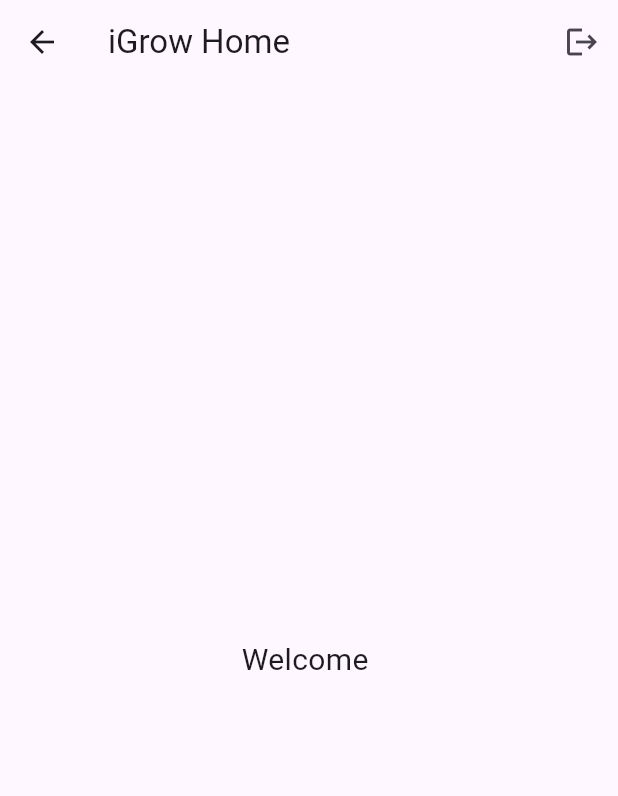
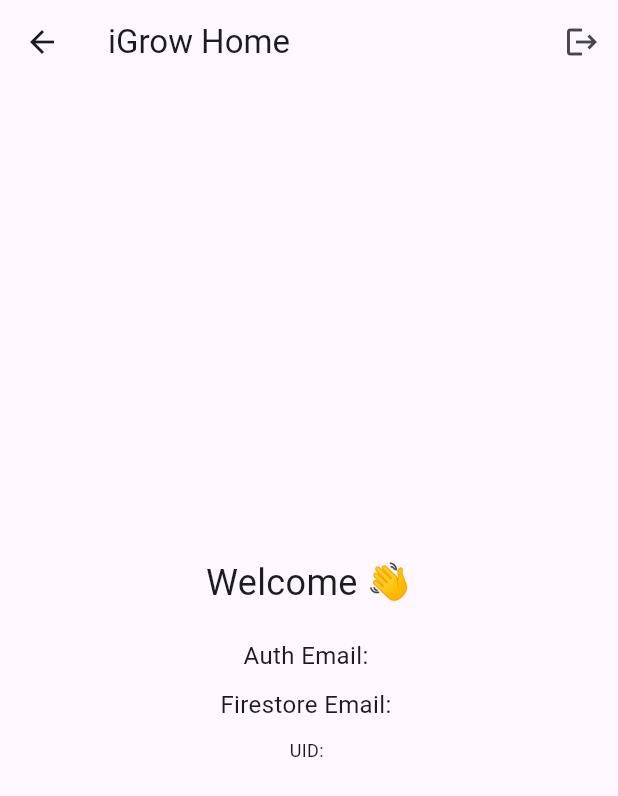
Before and after one commit to rabainardjesse/agricol, a Flutter app: the HomePage screen opened by its route, on a phone screen of 412 x 824 dp. Shown: the top 796 px of the screen. Run offline on Flutter 3.47's test engine with Material 3 defaults, Android fonts, the phone set to English and light mode, and no system bars; our stand-ins replace cloud_firestore, firebase_auth, firebase_core; accounts and stored records are empty.

Commit message:
Firebase Auth + Firestore working app

```diff
--- a/lib/home_page.dart
+++ b/lib/home_page.dart
@@ -1,11 +1,45 @@
 import 'package:flutter/material.dart';
 import 'package:firebase_auth/firebase_auth.dart';
+import 'package:cloud_firestore/cloud_firestore.dart';
 
-class HomePage extends StatelessWidget {
+class HomePage extends StatefulWidget {
   const HomePage({super.key});
 
-  void logout(BuildContext context) async {
+  @override
+  State<HomePage> createState() => _HomePageState();
+}
+
+class _HomePageState extends State<HomePage> {
+  Map<String, dynamic>? userData;
+  bool isLoading = true;
+
+  @override
+  void initState() {
+    super.initState();
+    loadUserData();
+  }
+
+  Future<void> loadUserData() async {
+    try {
+      final uid = FirebaseAuth.instance.currentUser!.uid;
+
+      final doc = await FirebaseFirestore.instance
+          .collection('users')
+          .doc(uid)
+          .get();
+
+      setState(() {
+        userData = doc.data();
+        isLoading = false;
+      });
+    } catch (e) {
+      setState(() => isLoading = false);
+    }
+  }
+
+  void logout() async {
     await FirebaseAuth.instance.signOut();
+    if (!mounted) return;
     Navigator.pushReplacementNamed(context, '/login');
   }
 
@@ -18,16 +52,43 @@ class HomePage extends StatelessWidget {
         title: const Text("iGrow Home"),
         actions: [
           IconButton(
-            onPressed: () => logout(context),
             icon: const Icon(Icons.logout),
+            onPressed: logout,
           )
         ],
       ),
       body: Center(
-        child: Text(
-          "Welcome ${user?.email ?? ''}",
-          style: const TextStyle(fontSize: 20),
-        ),
+        child: isLoading
+            ? const CircularProgressIndicator()
+            : Column(
+                mainAxisAlignment: MainAxisAlignment.center,
+                children: [
+                  Text(
+                    "Welcome 👋",
+                    style: const TextStyle(fontSize: 24),
+                  ),
+                  const SizedBox(height: 20),
+
+                  Text(
+                    "Auth Email: ${user?.email ?? ''}",
+                    style: const TextStyle(fontSize: 16),
+                  ),
+
+                  const SizedBox(height: 10),
+
+                  Text(
+                    "Firestore Email: ${userData?['email'] ?? 'No data'}",
+                    style: const TextStyle(fontSize: 16),
+                  ),
+
+                  const SizedBox(height: 10),
+
+                  Text(
+                    "UID: ${userData?['uid'] ?? ''}",
+                    style: const TextStyle(fontSize: 12),
+                  ),
+                ],
+              ),
       ),
     );
   }
--- a/lib/register_page.dart
+++ b/lib/register_page.dart
@@ -1,5 +1,6 @@
 import 'package:flutter/material.dart';
 import 'package:firebase_auth/firebase_auth.dart';
+import 'package:cloud_firestore/cloud_firestore.dart';
 
 class RegisterPage extends StatefulWidget {
   const RegisterPage({super.key});
@@ -12,6 +13,8 @@ class _RegisterPageState extends State<RegisterPage> {
   final emailController = TextEditingController();
   final passwordController = TextEditingController();
 
+  bool isLoading = false;
+
   @override
   void dispose() {
     emailController.dispose();
@@ -20,18 +23,62 @@ class _RegisterPageState extends State<RegisterPage> {
   }
 
   void register() async {
+    if (emailController.text.isEmpty || passwordController.text.isEmpty) {
+      ScaffoldMessenger.of(context).showSnackBar(
+        const SnackBar(content: Text("Please fill all fields")),
+      );
+      return;
+    }
+
+    setState(() => isLoading = true);
+
     try {
-      await FirebaseAuth.instance.createUserWithEmailAndPassword(
+      print("👉 Creating user...");
+
+      UserCredential userCredential =
+          await FirebaseAuth.instance.createUserWithEmailAndPassword(
         email: emailController.text.trim(),
         password: passwordController.text.trim(),
       );
 
+      print("✅ Auth success: ${userCredential.user!.uid}");
+
+      print("👉 Saving to Firestore...");
+
+      await FirebaseFirestore.instance
+          .collection('users')
+          .doc(userCredential.user!.uid)
+          .set({
+        'email': emailController.text.trim(),
+        'uid': userCredential.user!.uid,
+        'createdAt': FieldValue.serverTimestamp(),
+      });
+
+      print("✅ Firestore save SUCCESS");
+
+      if (!mounted) return;
       Navigator.pushReplacementNamed(context, '/home');
     } catch (e) {
+      print("❌ ERROR: $e");
+
+      String message = "Something went wrong";
+
+      if (e is FirebaseAuthException) {
+        if (e.code == 'email-already-in-use') {
+          message = "Email already exists";
+        } else if (e.code == 'invalid-email') {
+          message = "Invalid email";
+        } else if (e.code == 'weak-password') {
+          message = "Password must be at least 6 characters";
+        }
+      }
+
       ScaffoldMessenger.of(context).showSnackBar(
-        SnackBar(content: Text("Error: $e")),
+        SnackBar(content: Text(message)),
       );
     }
+
+    setState(() => isLoading = false);
   }
 
   @override
@@ -60,9 +107,12 @@ class _RegisterPageState extends State<RegisterPage> {
               ),
             ),
             const SizedBox(height: 20),
+
             ElevatedButton(
-              onPressed: register,
-              child: const Text("Create Account"),
+              onPressed: isLoading ? null : register,
+              child: isLoading
+                  ? const CircularProgressIndicator(color: Colors.white)
+                  : const Text("Create Account"),
             ),
           ],
         ),
```
Also changed, not shown: flutter_02.png (added).
